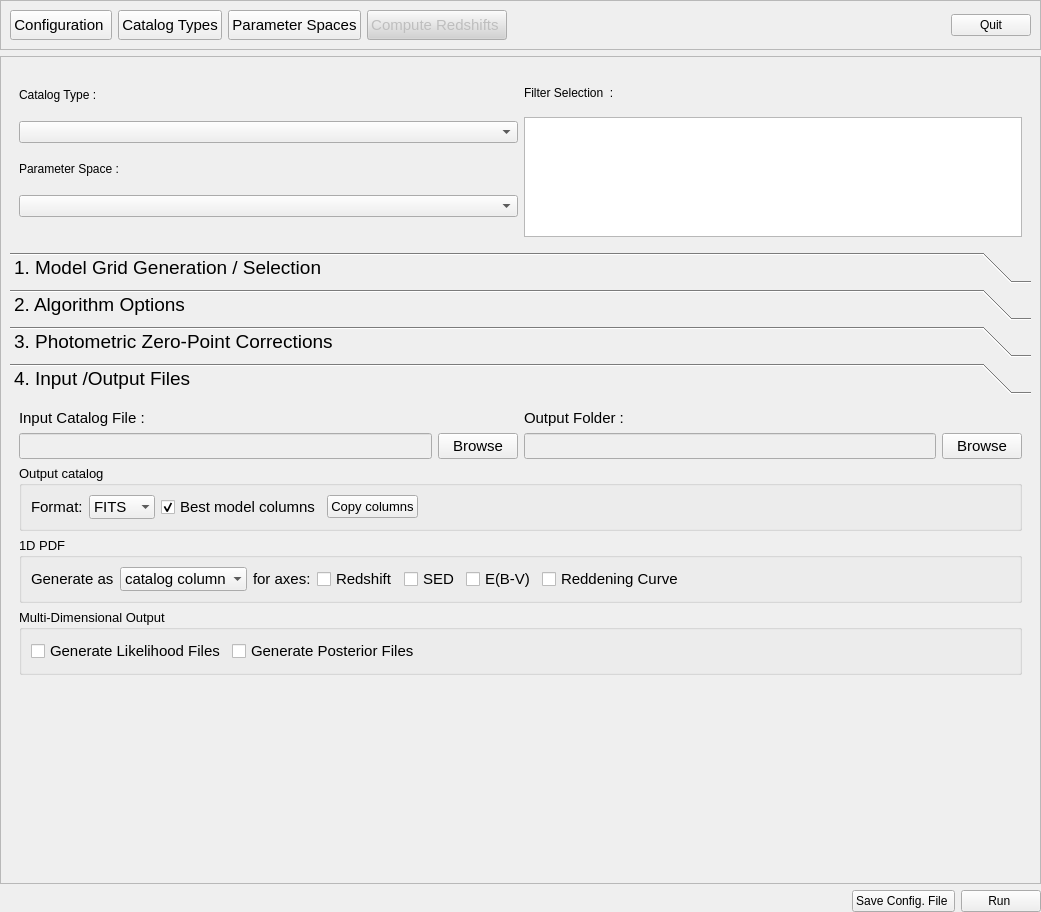
The window that PhzQtUI/auxdir/PhzQtUI/FormAnalysis.ui (astrorama/Phosphoros) describes before a commit, drawn with Qt 5.
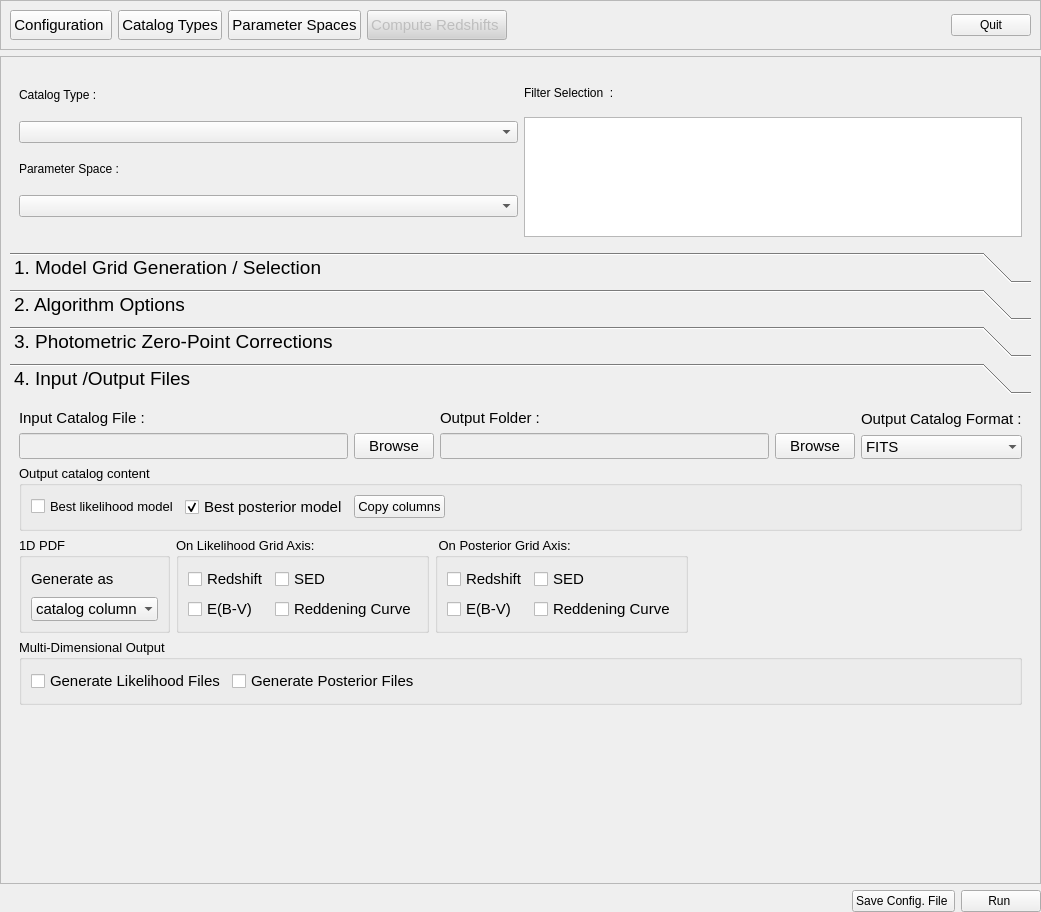
The same window after the commit.

Commit message: Add UI to the new output parameters

The edit to the form file:
```diff
--- a/PhzQtUI/auxdir/PhzQtUI/FormAnalysis.ui
+++ b/PhzQtUI/auxdir/PhzQtUI/FormAnalysis.ui
@@ -933,7 +933,7 @@
           <attribute name="label">
            <string>4. Input /Output Files</string>
           </attribute>
-          <layout class="QVBoxLayout" name="verticalLayout_8">
+          <layout class="QVBoxLayout" name="verticalLayout_3">
            <item>
             <layout class="QVBoxLayout" name="verticalLayout_19">
              <property name="spacing">
@@ -1032,34 +1032,22 @@
                  </item>
                 </layout>
                </item>
-              </layout>
-             </item>
              <item>
-              <widget class="QGroupBox" name="groupBox_output">
-               <property name="font">
-                <font>
-                 <pointsize>10</pointsize>
-                </font>
-               </property>
-               <property name="title">
-                <string>Output catalog</string>
-               </property>
-               <layout class="QHBoxLayout" name="horizontalLayout_11">
-                <property name="margin">
-                 <number>9</number>
-                </property>
+                <layout class="QVBoxLayout" name="verticalLayout_5">
                 <item>
-                 <widget class="QLabel" name="label_5">
+                  <widget class="QLabel" name="label_27">
                   <property name="font">
                    <font>
                     <pointsize>11</pointsize>
                    </font>
                   </property>
                   <property name="text">
-                   <string>Format:</string>
+                    <string>Output Catalog Format :</string>
                   </property>
                  </widget>
                 </item>
+                 <item>
+                  <layout class="QHBoxLayout" name="horizontalLayout_24">
                 <item>
                  <widget class="QComboBox" name="cb_cat_output_type">
                   <property name="font">
@@ -1088,6 +1076,33 @@
                   </item>
                  </widget>
                 </item>
+                  </layout>
+                 </item>
+                </layout>
+               </item>
+              </layout>
+             </item>
+             <item>
+              <widget class="QGroupBox" name="groupBox_output">
+               <property name="font">
+                <font>
+                 <pointsize>10</pointsize>
+                </font>
+               </property>
+               <property name="title">
+                <string>Output catalog content</string>
+               </property>
+               <layout class="QHBoxLayout" name="horizontalLayout_11">
+                <property name="margin">
+                 <number>9</number>
+                </property>
+                <item>
+                 <widget class="QCheckBox" name="cb_best_likelihood">
+                  <property name="text">
+                   <string>Best likelihood model</string>
+                  </property>
+                 </widget>
+                </item>
                 <item>
                  <widget class="QCheckBox" name="cb_best_model_cols">
                   <property name="font">
@@ -1096,7 +1111,7 @@
                    </font>
                   </property>
                   <property name="text">
-                   <string>Best model columns</string>
+                   <string>Best posterior model</string>
                   </property>
                   <property name="checked">
                    <bool>true</bool>
@@ -1129,6 +1144,10 @@
                </layout>
               </widget>
              </item>
+            </layout>
+           </item>
+           <item>
+            <layout class="QHBoxLayout" name="horizontalLayout_6">
              <item>
               <widget class="QGroupBox" name="groupBox_input">
                <property name="font">
@@ -1139,29 +1158,8 @@
                <property name="title">
                 <string>1D PDF</string>
                </property>
-               <layout class="QHBoxLayout" name="horizontalLayout_12">
-                <property name="spacing">
-                 <number>6</number>
-                </property>
-                <property name="margin">
-                 <number>9</number>
-                </property>
-                <item>
-                 <widget class="QLabel" name="label_10">
-                  <property name="font">
-                   <font>
-                    <pointsize>11</pointsize>
-                    <weight>50</weight>
-                    <bold>false</bold>
-                    <kerning>true</kerning>
-                   </font>
-                  </property>
-                  <property name="text">
-                   <string>Generate as</string>
-                  </property>
-                 </widget>
-                </item>
-                <item>
+               <layout class="QGridLayout" name="gridLayout_3">
+                <item row="1" column="0">
                  <widget class="QComboBox" name="cbb_pdf_out">
                   <property name="font">
                    <font>
@@ -1189,21 +1187,115 @@
                   </item>
                  </widget>
                 </item>
-                <item>
-                 <widget class="QLabel" name="label_11">
+                <item row="0" column="0">
+                 <widget class="QLabel" name="label_10">
                   <property name="font">
                    <font>
                     <pointsize>11</pointsize>
                     <weight>50</weight>
                     <bold>false</bold>
+                    <kerning>true</kerning>
                    </font>
                   </property>
                   <property name="text">
-                   <string>for axes:</string>
+                   <string>Generate as</string>
                   </property>
                  </widget>
                 </item>
+               </layout>
+              </widget>
+             </item>
                 <item>
+              <widget class="QGroupBox" name="groupBox_2">
+               <property name="font">
+                <font>
+                 <pointsize>10</pointsize>
+                </font>
+               </property>
+               <property name="title">
+                <string>On Likelihood Grid Axis:</string>
+               </property>
+               <layout class="QGridLayout" name="gridLayout_4">
+                <item row="0" column="0">
+                 <widget class="QCheckBox" name="cb_likelihood_pdf_z">
+                  <property name="enabled">
+                   <bool>true</bool>
+                  </property>
+                  <property name="font">
+                   <font>
+                    <pointsize>11</pointsize>
+                   </font>
+                  </property>
+                  <property name="text">
+                   <string>Redshift</string>
+                  </property>
+                 </widget>
+                </item>
+                <item row="0" column="1">
+                 <widget class="QCheckBox" name="cb_likelihood_pdf_sed">
+                  <property name="enabled">
+                   <bool>true</bool>
+                  </property>
+                  <property name="font">
+                   <font>
+                    <pointsize>11</pointsize>
+                   </font>
+                  </property>
+                  <property name="text">
+                   <string>SED</string>
+                  </property>
+                 </widget>
+                </item>
+                <item row="1" column="0">
+                 <widget class="QCheckBox" name="cb_likelihood_pdf_ebv">
+                  <property name="enabled">
+                   <bool>true</bool>
+                  </property>
+                  <property name="font">
+                   <font>
+                    <pointsize>11</pointsize>
+                   </font>
+                  </property>
+                  <property name="text">
+                   <string>E(B-V)</string>
+                  </property>
+                 </widget>
+                </item>
+                <item row="1" column="1">
+                 <widget class="QCheckBox" name="cb_likelihood_pdf_red">
+                  <property name="enabled">
+                   <bool>true</bool>
+                  </property>
+                  <property name="font">
+                   <font>
+                    <pointsize>11</pointsize>
+                   </font>
+                  </property>
+                  <property name="text">
+                   <string>Reddening Curve</string>
+                  </property>
+                 </widget>
+                </item>
+               </layout>
+               <zorder>groupBox_input</zorder>
+               <zorder>cb_likelihood_pdf_z</zorder>
+               <zorder>cb_likelihood_pdf_sed</zorder>
+               <zorder>cb_likelihood_pdf_ebv</zorder>
+               <zorder>cb_likelihood_pdf_red</zorder>
+              </widget>
+             </item>
+             <item>
+              <widget class="QGroupBox" name="groupBox">
+               <property name="font">
+                <font>
+                 <pointsize>10</pointsize>
+                </font>
+               </property>
+               <property name="title">
+                <string> On Posterior Grid Axis:</string>
+               </property>
+               <layout class="QGridLayout" name="gridLayout">
+                <item row="0" column="0">
                  <widget class="QCheckBox" name="cb_pdf_z">
                   <property name="enabled">
                    <bool>true</bool>
@@ -1218,7 +1310,7 @@
                   </property>
                  </widget>
                 </item>
-                <item>
+                <item row="0" column="1">
                  <widget class="QCheckBox" name="cb_pdf_sed">
                   <property name="enabled">
                    <bool>true</bool>
@@ -1233,7 +1325,7 @@
                   </property>
                  </widget>
                 </item>
-                <item>
+                <item row="1" column="0">
                  <widget class="QCheckBox" name="cb_pdf_ebv">
                   <property name="enabled">
                    <bool>true</bool>
@@ -1248,7 +1340,7 @@
                   </property>
                  </widget>
                 </item>
-                <item>
+                <item row="1" column="1">
                  <widget class="QCheckBox" name="cb_pdf_red">
                   <property name="enabled">
                    <bool>true</bool>
@@ -1263,8 +1355,11 @@
                   </property>
                  </widget>
                 </item>
+               </layout>
+              </widget>
+             </item>
                 <item>
-                 <spacer name="horizontalSpacer_10">
+              <spacer name="horizontalSpacer_13">
                   <property name="orientation">
                    <enum>Qt::Horizontal</enum>
                   </property>
@@ -1277,7 +1372,6 @@
                  </spacer>
                 </item>
                </layout>
-              </widget>
              </item>
              <item>
               <widget class="QGroupBox" name="groupBox_like">
@@ -1338,8 +1432,6 @@
                <zorder>cb_gen_posterior</zorder>
                <zorder>horizontalSpacer_11</zorder>
               </widget>
-             </item>
-            </layout>
            </item>
            <item>
             <spacer name="verticalSpacer">
```
Lines whose indentation alone changed are shown as unchanged. The commit also changes 1 other file.
